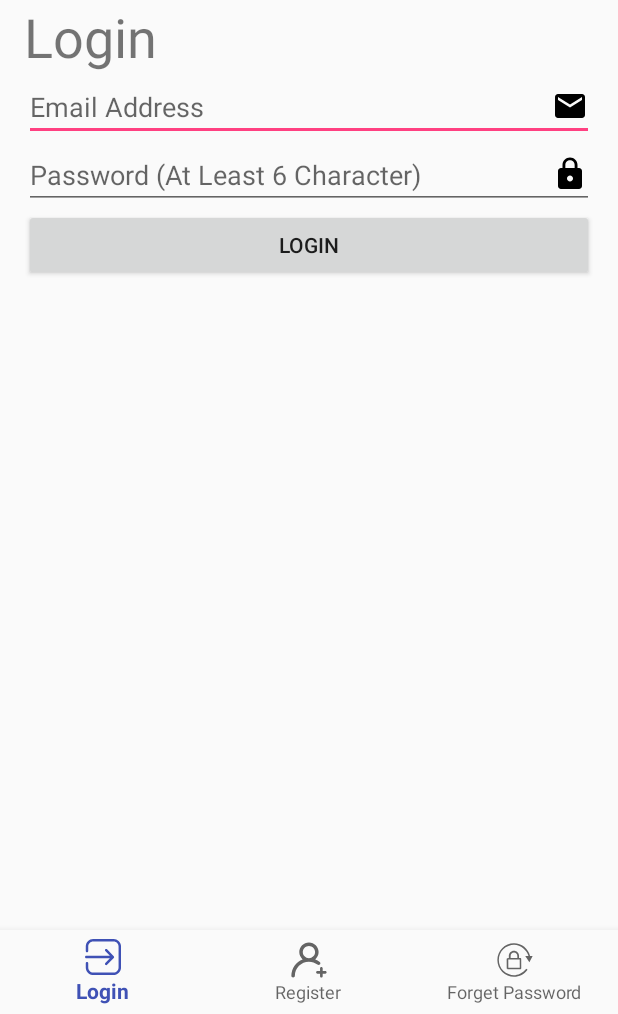
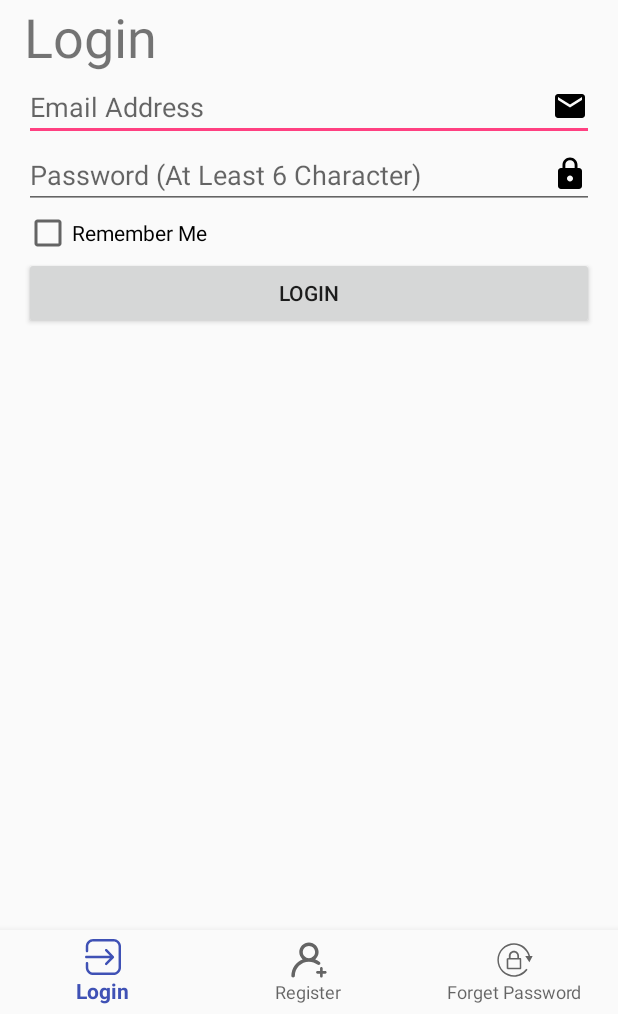
Before and after one commit to kvinltf/product-finding, an Android app: the screen it shows after launch (LoginActivity), on a phone screen of 412 x 824 dp, the part 222-1236 px from its top. Run offline under Robolectric (Android 15) with nearby library versions, the phone set to English and light mode, and no system bars; our stand-ins replace Volley.

Commit message:
Refine Login Activity and Layout and Value

```diff
--- a/app/src/main/java/com/example/productfinding/login/LoginActivity.java
+++ b/app/src/main/java/com/example/productfinding/login/LoginActivity.java
@@ -5,28 +5,19 @@ import android.support.design.widget.BottomNavigationView;
 import android.support.v4.app.Fragment;
 import android.support.v4.app.FragmentManager;
 import android.support.v7.app.AppCompatActivity;
+import android.view.MenuItem;
 
 import com.example.productfinding.R;
 
 public class LoginActivity extends AppCompatActivity {
+    public LoginActivity() {
+    }
 
-    private BottomNavigationView.OnNavigationItemSelectedListener mOnNavigationItemSelectedListener
-            = item -> {
-
-        switch (item.getItemId()) {
-            case R.id.bottom_navigation_login:
-                replaceFragment(new LoginFragment());
-                return true;
-            case R.id.bottom_navigation_register:
-                replaceFragment(new RegisterFragment());
-                return true;
-            case R.id.bottom_navigation_forget_password:
-                replaceFragment(new ResetPasswordFragment());
-                return true;
-        }
-        return false;
-    };
-
+    /**
+     * Use to change the Fragment in layout: Activity Login
+     *
+     * @param fragment
+     */
     private void replaceFragment(Fragment fragment) {
         FragmentManager fragmentManager = getSupportFragmentManager();
         fragmentManager.beginTransaction().replace(R.id.login_layout_content, fragment).commit();
@@ -37,8 +28,22 @@ public class LoginActivity extends AppCompatActivity {
         super.onCreate(savedInstanceState);
         setContentView(R.layout.activity_login);
 
-        BottomNavigationView navigation = (BottomNavigationView) findViewById(R.id.login_bottom_navigation);
-        navigation.setOnNavigationItemSelectedListener(mOnNavigationItemSelectedListener);
-        navigation.setSelectedItemId(R.id.bottom_navigation_login);
+        BottomNavigationView bottomNavigationView = findViewById(R.id.login_bottom_navigation);
+        bottomNavigationView.setOnNavigationItemSelectedListener((MenuItem item) -> {
+                    switch (item.getItemId()) {
+                        case R.id.bottom_navigation_login:
+                            replaceFragment(new LoginFragment());
+                            return true;
+                        case R.id.bottom_navigation_register:
+                            replaceFragment(new RegisterFragment());
+                            return true;
+                        case R.id.bottom_navigation_forget_password:
+                            replaceFragment(new ResetPasswordFragment());
+                            return true;
+                    }
+                    return false;
+                }
+        );
+        bottomNavigationView.setSelectedItemId(R.id.bottom_navigation_login);
     }
 }
--- a/app/src/main/res/layout/fragment_login.xml
+++ b/app/src/main/res/layout/fragment_login.xml
@@ -37,7 +37,7 @@
             android:id="@+id/login_et_email"
             android:layout_width="match_parent"
             android:layout_height="wrap_content"
-            android:drawableRight="@drawable/ic_email_black_24dp"
+            android:drawableEnd="@drawable/ic_email_black_24dp"
             android:ems="10"
             android:hint="@string/txt_email_address"
             android:inputType="textEmailAddress"
@@ -47,11 +47,17 @@
             android:id="@+id/login_et_password"
             android:layout_width="match_parent"
             android:layout_height="wrap_content"
-            android:drawableRight="@drawable/ic_lock_black_24dp"
+            android:drawableEnd="@drawable/ic_lock_black_24dp"
             android:ems="10"
             android:hint="@string/txt_password"
             android:inputType="textPassword"
             android:singleLine="true" />
+
+        <CheckBox
+            android:id="@+id/login_cb_remember_me"
+            android:layout_width="match_parent"
+            android:layout_height="wrap_content"
+            android:text="@string/remember_me" />
 
         <Button
             android:id="@+id/login_btn_login"
--- a/app/src/main/res/layout/fragment_reset_password.xml
+++ b/app/src/main/res/layout/fragment_reset_password.xml
@@ -24,7 +24,7 @@
             android:id="@+id/reset_pass_et_email"
             android:layout_width="match_parent"
             android:layout_height="wrap_content"
-            android:drawableRight="@drawable/ic_email_black_24dp"
+            android:drawableEnd="@drawable/ic_email_black_24dp"
             android:ems="10"
             android:hint="@string/txt_email_address"
             android:inputType="textEmailAddress"
--- a/app/src/main/res/values/strings.xml
+++ b/app/src/main/res/values/strings.xml
@@ -41,9 +41,11 @@
     <string name="search_hint">Search...</string>
     <string name="logo">logo</string>
 
-
-    <string name="share_preference_name">MySharedPreference</string>
+    <!--share preference-->
+    <string name="share_preference_current_user">UserSharedPreference</string>
 
     <!--URL-->
     <string name="url_user">http://kvinltf.me/productfinding/android/user.php</string>
+    <string name="remember_me">Remember Me</string>
+    <string name="retype_the_password">Retype the password</string>
 </resources>
```
Also changed, not shown: app/src/main/java/com/example/productfinding/login/LoginFragment.java (+122 -89 lines), app/src/main/java/com/example/productfinding/login/RegisterFragment.java (+33 -24 lines), app/src/main/java/com/example/productfinding/login/ResetPasswordFragment.java (+19 -19 lines), app/src/main/java/com/example/productfinding/util/EmailUtil.java (added, +7 -0 lines), app/src/main/res/layout/fragment_register.xml (+5 -5 lines).
